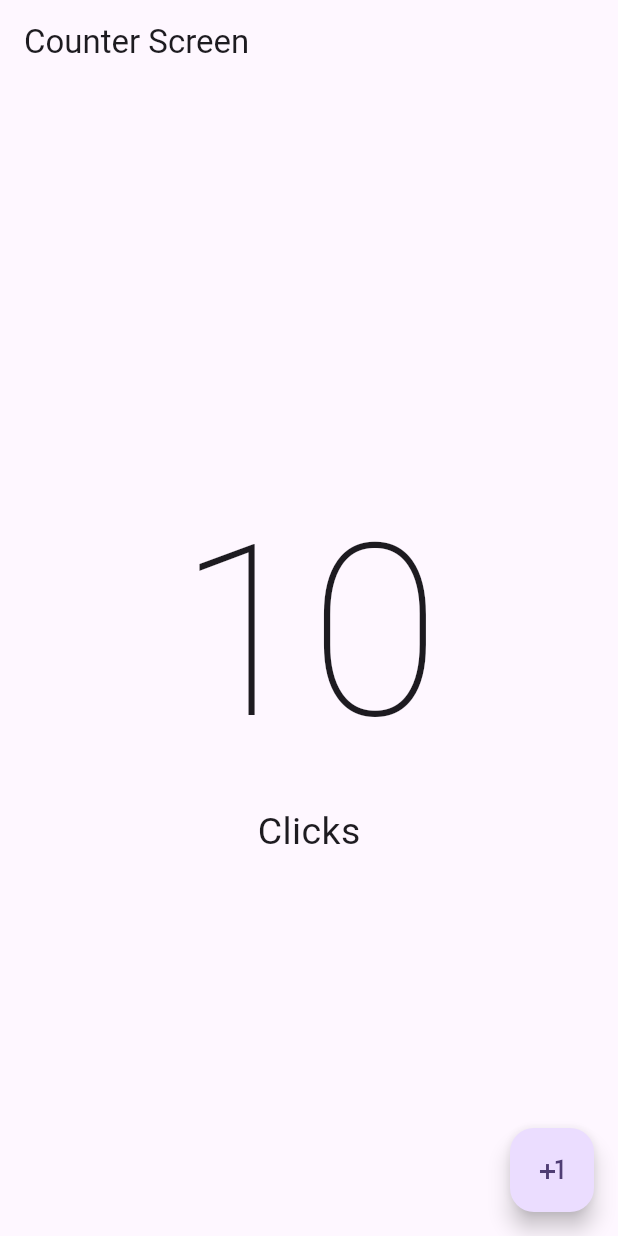
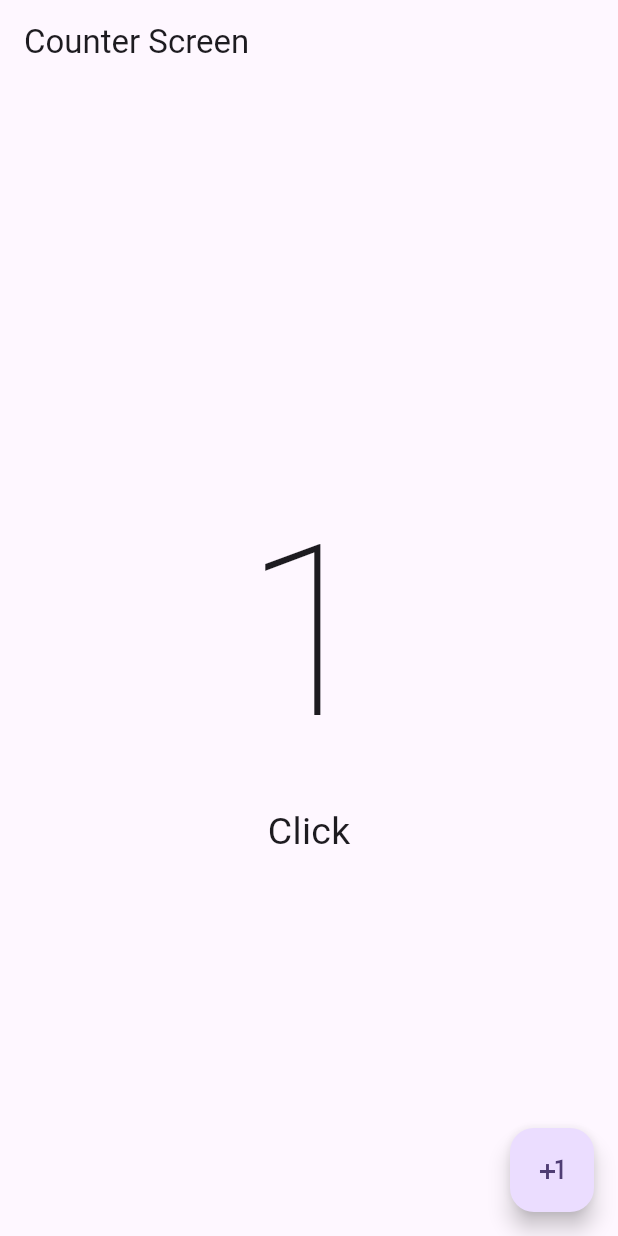
Before and after one commit to alextina/flutter_counter_app, a Flutter app: the screen it shows after launch, after a tap on the "plus one" icon, on a phone screen of 412 x 824 dp. Run offline on Flutter 3.47's test engine with Material 3 defaults, Android fonts, the phone set to English and light mode, and no system bars.

Commit message:
[feat] Change the state of the application and the word click depending on this state

```diff
--- a/lib/presentation/screens/counter/counter_screen.dart
+++ b/lib/presentation/screens/counter/counter_screen.dart
@@ -1,7 +1,14 @@
 import 'package:flutter/material.dart';
 
-class CounterScreen extends StatelessWidget {
+class CounterScreen extends StatefulWidget {
   const CounterScreen({super.key});
+
+  @override
+  State<CounterScreen> createState() => _CounterScreenState();
+}
+
+class _CounterScreenState extends State<CounterScreen> {
+  int clickCounter = 0;
 
   @override
   Widget build(BuildContext context) {
@@ -12,18 +19,23 @@ class CounterScreen extends StatelessWidget {
           mainAxisAlignment: MainAxisAlignment.center,
           children: [
             Text(
-              '10',
+              '$clickCounter',
               style: TextStyle(fontSize: 160, fontWeight: FontWeight.w100),
             ),
             Text(
-              'Clicks',
+              'Click${clickCounter == 1 ? '' : 's'}',
               style: TextStyle(fontSize: 25),
             )
           ],
         ),
       ),
-      floatingActionButton:
-          FloatingActionButton(onPressed: () {}, child: Icon(Icons.plus_one)),
+      floatingActionButton: FloatingActionButton(
+          onPressed: () {
+            setState(() {
+              clickCounter++;
+            });
+          },
+          child: Icon(Icons.plus_one)),
     );
   }
 }
```
